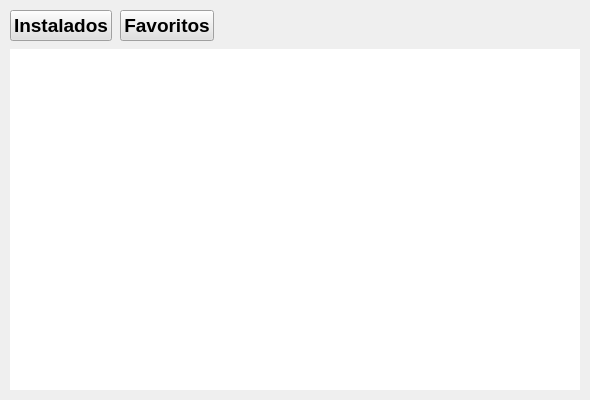
Saul-Ortega/AeApplicationManager, file application-desktop/installedapplicationswidget.ui: the form before one commit.
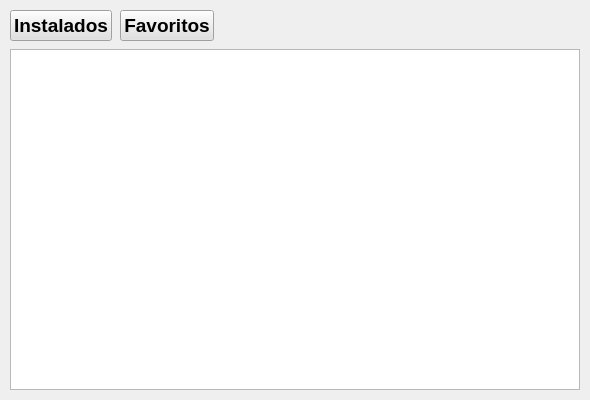
The form after the commit.

What changed in the file:
```diff
--- a/application-desktop/installedapplicationswidget.ui
+++ b/application-desktop/installedapplicationswidget.ui
@@ -93,7 +93,7 @@
    <item>
     <widget class="QListView" name="listViewInstalled">
      <property name="styleSheet">
-      <string notr="true">background-color: #FFFFFF; border: none;</string>
+      <string notr="true"/>
      </property>
     </widget>
    </item>
```
